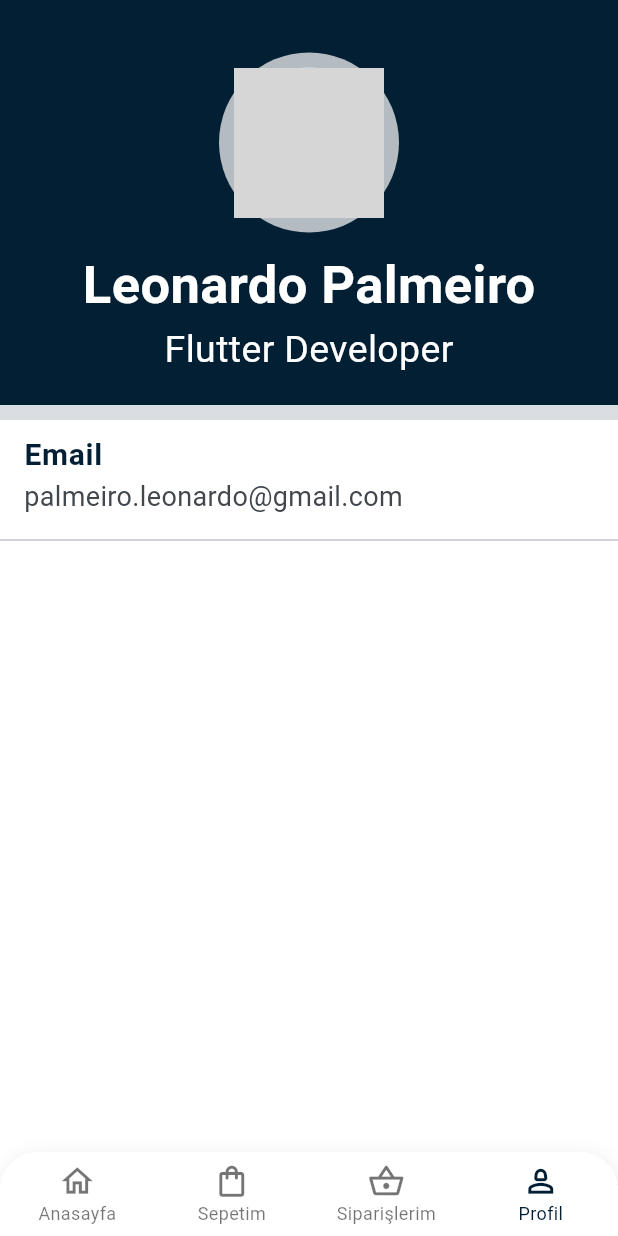
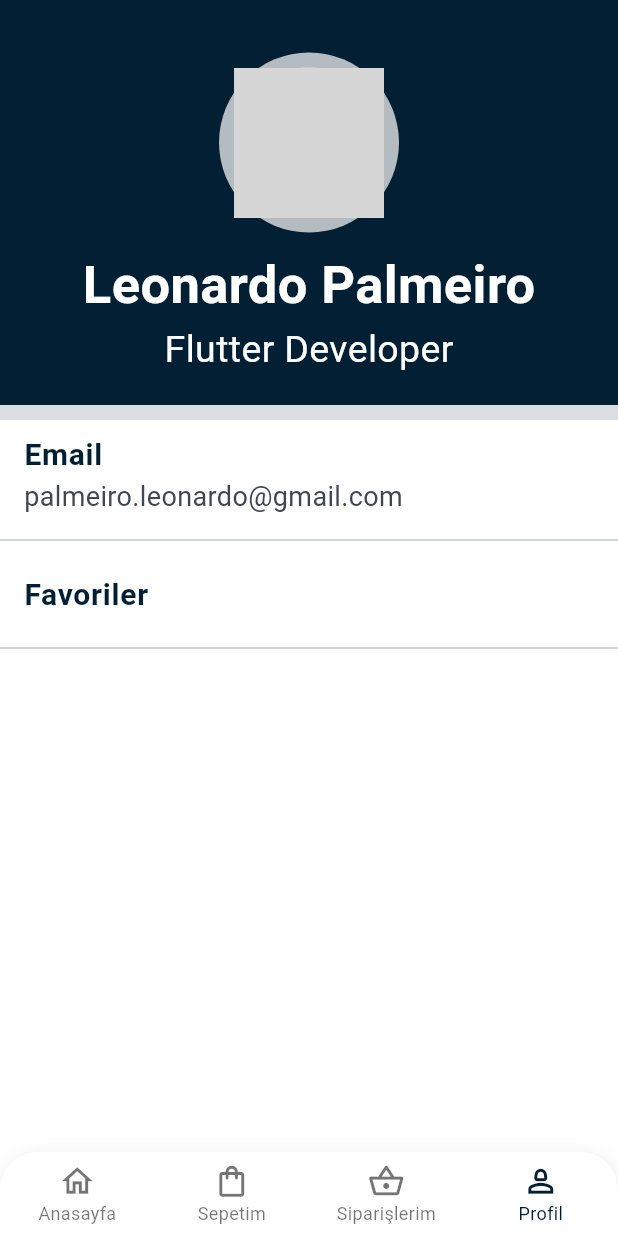
Before and after one commit to flutterankara/Shopping-App, a Flutter app: the screen it shows after launch, item 4 of the bottom bar chosen, on a phone screen of 412 x 824 dp. Run offline on Flutter 3.47's test engine with Material 3 defaults, Android fonts, the phone set to English and light mode, and no system bars; our stand-ins replace functional_widget_annotation, get_it, injectable, stacked; network calls fail; Roboto replaces fonts that are missing (gotham); grey boxes are pictures that could not be loaded.

Commit message:
added favorite on profile

```diff
--- a/lib/view/main/subviews/profile/profile_view.dart
+++ b/lib/view/main/subviews/profile/profile_view.dart
@@ -1,5 +1,7 @@
 import 'package:flutter/material.dart';
 import 'package:functional_widget_annotation/functional_widget_annotation.dart';
+import 'package:pawcat/resources/d_text_styles.dart';
+import 'package:pawcat/routing/routes.dart';
 import 'package:pawcat/view/main/subviews/profile/profile_view_model.dart';
 import 'package:stacked/stacked.dart';
 import '../../../../resources/d_colors.dart';
@@ -10,7 +12,6 @@ Widget profileView(void data) => ViewModelBuilder<ProfileViewModel>.reactive(
       viewModelBuilder: () => ProfileViewModel(),
       builder: (_, model, __) => Scaffold(
         body: ListView(
-
           children: <Widget>[
             Container(
               padding: EdgeInsets.only(top: 16.0),
@@ -22,21 +23,18 @@ Widget profileView(void data) => ViewModelBuilder<ProfileViewModel>.reactive(
                 crossAxisAlignment: CrossAxisAlignment.center,
                 mainAxisAlignment: MainAxisAlignment.center,
                 children: <Widget>[
-
                   Row(
                     mainAxisAlignment: MainAxisAlignment.spaceAround,
                     children: <Widget>[
-
                       CircleAvatar(
                         backgroundColor: Colors.white70,
                         minRadius: 60.0,
                         child: CircleAvatar(
                           radius: 50.0,
-                      backgroundImage:
-                      NetworkImage('https://avatars0.githubusercontent.com/u/28812093?s=460&u=06471c90e03cfd8ce2855d217d157c93060da490&v=4'),
+                          backgroundImage: NetworkImage(
+                              'https://avatars0.githubusercontent.com/u/28812093?s=460&u=06471c90e03cfd8ce2855d217d157c93060da490&v=4'),
                         ),
                       ),
-
                     ],
                   ),
                   SizedBox(
@@ -69,7 +67,6 @@ Widget profileView(void data) => ViewModelBuilder<ProfileViewModel>.reactive(
                       height: 10,
                     ),
                   ),
-
                 ],
               ),
             ),
@@ -93,13 +90,24 @@ Widget profileView(void data) => ViewModelBuilder<ProfileViewModel>.reactive(
                     ),
                   ),
                   Divider(),
-
+                  ListTile(
+                    onTap: () {
+                      Routes.favorite.call();
+                    },
+                    title: Text(
+                      'Favoriler',
+                      style: TextStyle(
+                        color: DColors.primary,
+                        fontSize: 20,
+                        fontWeight: FontWeight.bold,
+                      ),
+                    ),
+                  ),
+                  Divider(),
                 ],
               ),
             )
           ],
         ),
-
-
       ),
     );
```
Also changed, not shown: lib/view/main/subviews/orders/orders_view.dart (+2 -14 lines). Lines whose indentation alone changed are shown as unchanged.
